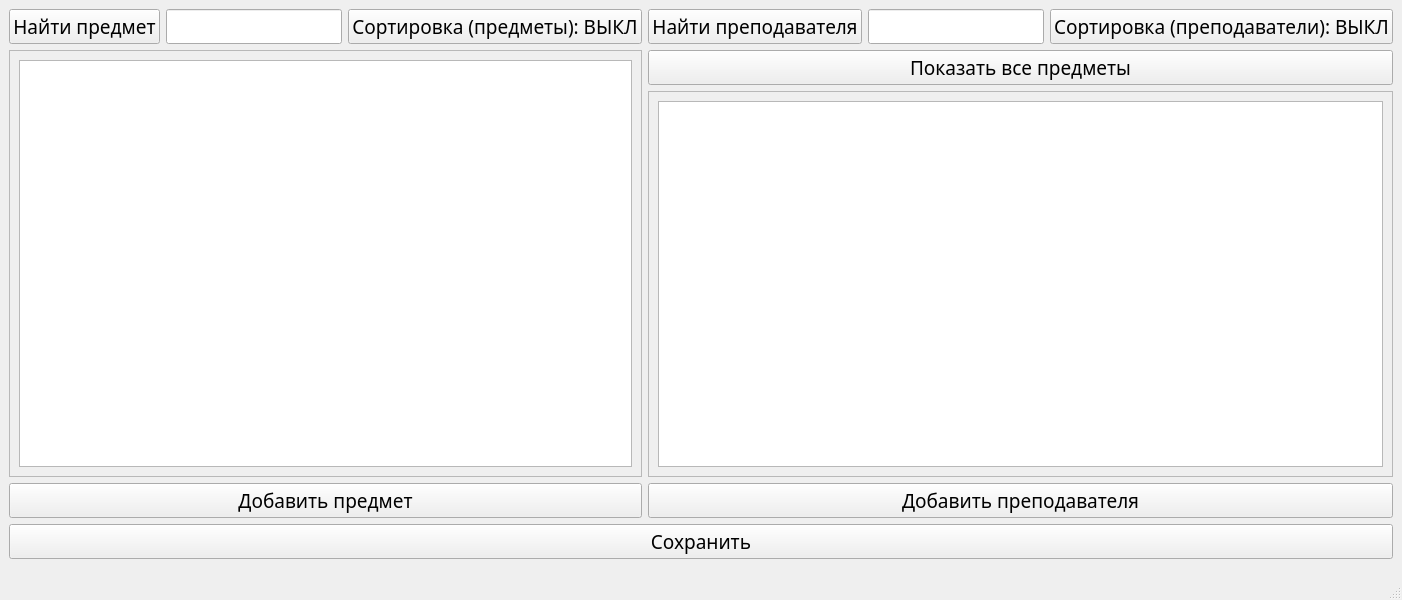
Kr-EA/Shedule, file Shedule/mainwindow.ui: the form before one commit.
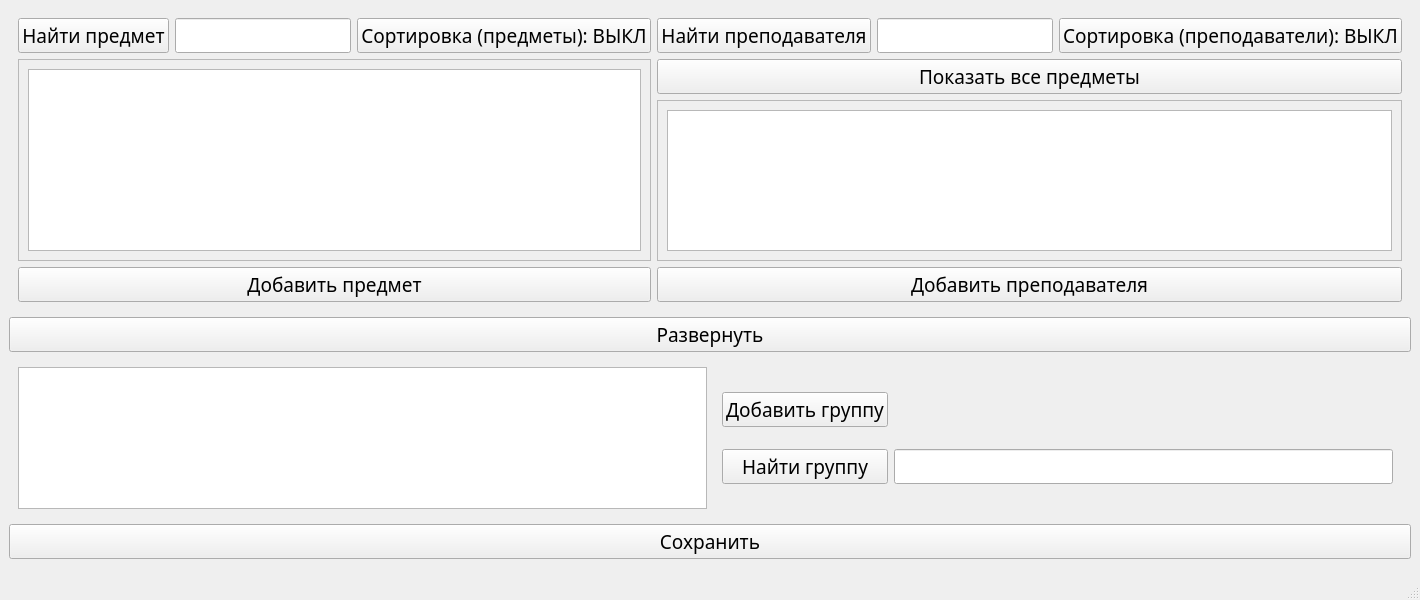
The form after the commit.

What changed in the file:
```diff
--- a/Shedule/mainwindow.ui
+++ b/Shedule/mainwindow.ui
@@ -31,6 +31,7 @@
    </property>
    <layout class="QVBoxLayout" name="verticalLayout_3">
     <item>
+     <widget class="QWidget" name="teachersAndSubjects" native="true">
      <layout class="QHBoxLayout" name="horizontalLayout">
       <item>
        <layout class="QHBoxLayout" name="horizontalLayout_2" stretch="0,0">
@@ -68,7 +69,7 @@
                <x>0</x>
                <y>0</y>
                <width>552</width>
-               <height>388</height>
+                <height>190</height>
               </rect>
              </property>
              <layout class="QVBoxLayout" name="verticalLayout_5">
@@ -137,7 +138,7 @@
                <x>0</x>
                <y>0</y>
                <width>648</width>
-               <height>348</height>
+                <height>150</height>
               </rect>
              </property>
              <layout class="QVBoxLayout" name="verticalLayout_6">
@@ -164,6 +165,46 @@
        </layout>
       </item>
      </layout>
+     </widget>
+    </item>
+    <item>
+     <widget class="QPushButton" name="expandAndCollapse">
+      <property name="text">
+       <string>Развернуть</string>
+      </property>
+     </widget>
+    </item>
+    <item>
+     <widget class="QWidget" name="widget" native="true">
+      <layout class="QHBoxLayout" name="horizontalLayout_3">
+       <item>
+        <widget class="QTableWidget" name="tableWidget"/>
+       </item>
+       <item>
+        <widget class="QWidget" name="groupMenu" native="true">
+         <layout class="QGridLayout" name="gridLayout">
+          <item row="1" column="0">
+           <widget class="QPushButton" name="searchGroup">
+            <property name="text">
+             <string>Найти группу</string>
+            </property>
+           </widget>
+          </item>
+          <item row="1" column="1">
+           <widget class="QLineEdit" name="searchGroupLine"/>
+          </item>
+          <item row="0" column="0">
+           <widget class="QPushButton" name="addGroup">
+            <property name="text">
+             <string>Добавить группу</string>
+            </property>
+           </widget>
+          </item>
+         </layout>
+        </widget>
+       </item>
+      </layout>
+     </widget>
     </item>
     <item>
      <widget class="QPushButton" name="saveData">
```
Lines whose indentation alone changed are shown as unchanged.
